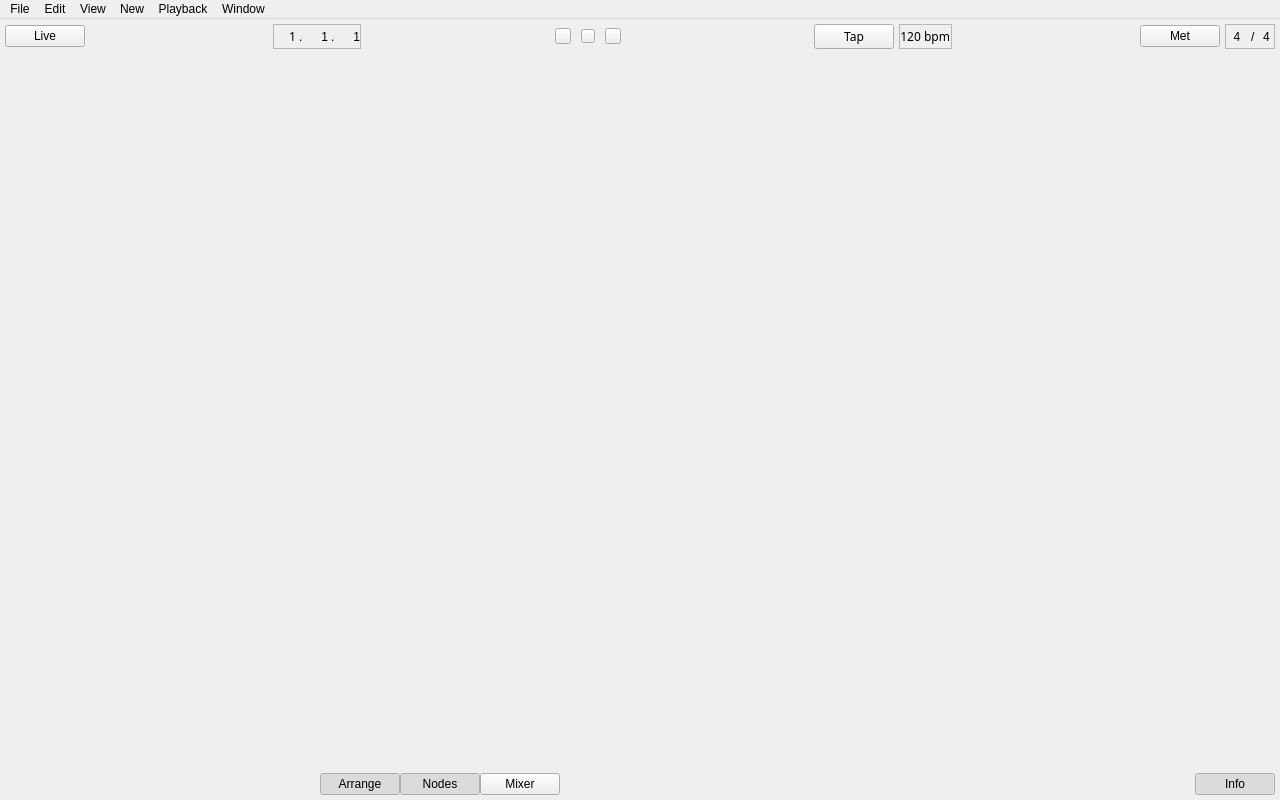
This is src/gui/mainwindow.ui in tom-23/Horizon as Qt 5 draws it before an edit. The edited form follows.
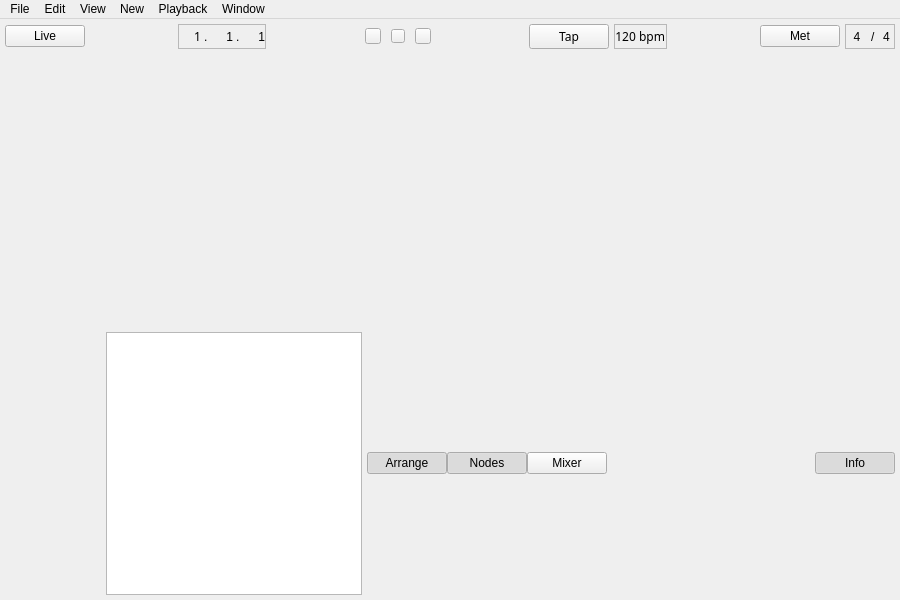
This is the edited form.

Diff of the .ui file:
```diff
--- a/src/gui/mainwindow.ui
+++ b/src/gui/mainwindow.ui
@@ -6,10 +6,16 @@
    <rect>
     <x>0</x>
     <y>0</y>
-    <width>1280</width>
-    <height>800</height>
+    <width>900</width>
+    <height>600</height>
    </rect>
   </property>
+  <property name="minimumSize">
+   <size>
+    <width>900</width>
+    <height>600</height>
+   </size>
+  </property>
   <property name="windowTitle">
    <string>Horizon</string>
   </property>
@@ -536,6 +542,9 @@
          </property>
         </spacer>
        </item>
+       <item>
+        <widget class="QListView" name="listView"/>
+       </item>
        <item>
         <layout class="QHBoxLayout" name="horizontalLayout_8">
          <property name="spacing">
@@ -634,7 +643,7 @@
     <rect>
      <x>0</x>
      <y>0</y>
-     <width>1280</width>
+     <width>900</width>
      <height>22</height>
     </rect>
    </property>
```
Left out of the diff: 73 changed lines with no effect on the pictures.
